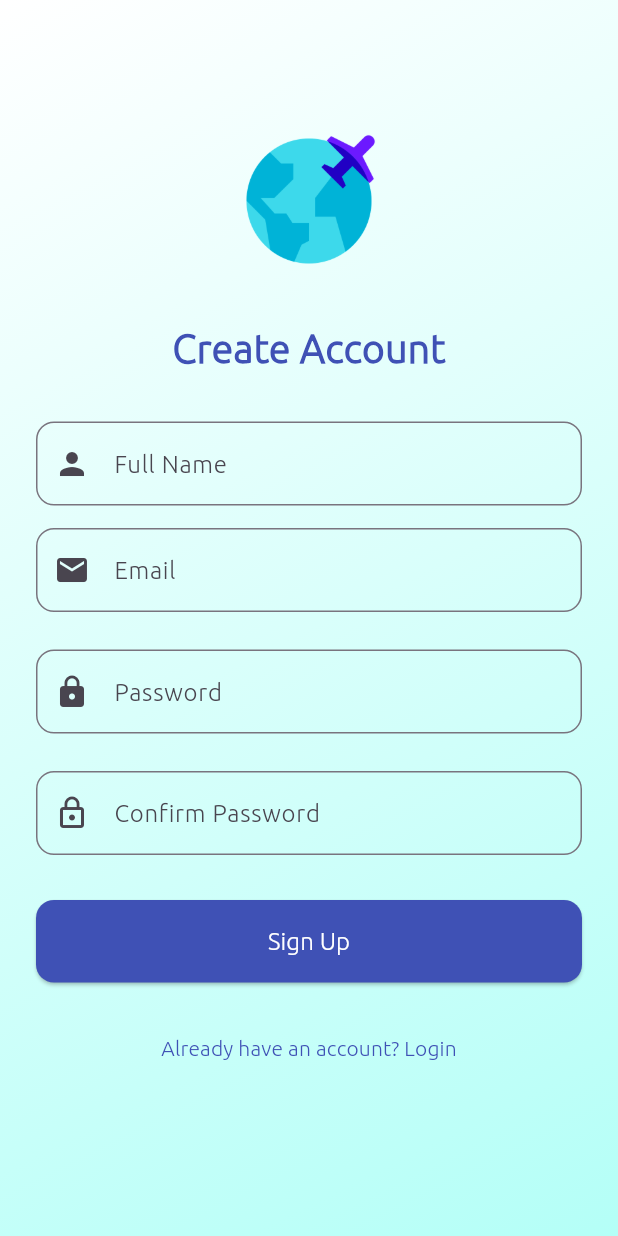
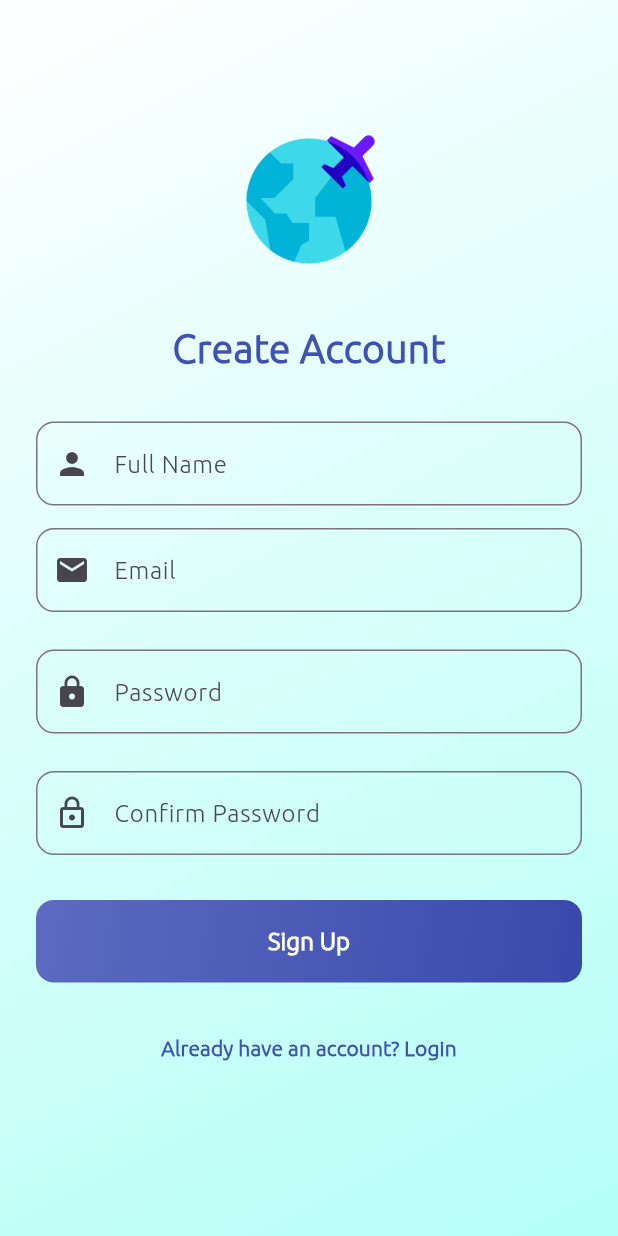
Before and after one commit to ayed43/events_flutter_frontend, a Flutter app: the screen it shows after launch, after a tap on "Login", after a tap on "Don't have an account? Sign up", on a phone screen of 412 x 824 dp. Run offline on Flutter 3.47's test engine with Material 3 defaults, Android fonts, the light colour scheme and no system bars; our stand-ins replace awesome_snackbar_content, bloc, conditional_builder_null_safety, dio, flutter_bloc, google_maps_flutter and 2 more; accounts and stored records are empty; network calls fail.

Commit message:
before onboarding screen

```diff
--- a/lib/auth/login/login_page.dart
+++ b/lib/auth/login/login_page.dart
@@ -168,16 +168,28 @@ class LoginPage extends StatelessWidget {
                             const SizedBox(height: 30),
                             SizedBox(
                               width: double.infinity,
-                              child:ElevatedButton(
+                              child: Container(
+                                decoration: BoxDecoration(
+                                  gradient: const LinearGradient(
+                                    colors: [
+                                      Color(0xE32E568E), // Indigo 400
+                                      Color(0xFF3949AB), // Indigo 600
+                                    ],
+                                    begin: Alignment.topLeft,
+                                    end: Alignment.bottomRight,
+                                  ),
+                                  borderRadius: BorderRadius.circular(12),
+                                ),
+                                child: ElevatedButton(
                                   onPressed: loginController.isLoading
                                       ? null
                                       : () {
-                                  FocusScope.of(context).unfocus();  // هذا يخفي الكيبورد
+                                    FocusScope.of(context).unfocus();
                                     _submitForm(context, loginController);
                                   },
                                   style: ElevatedButton.styleFrom(
-                                  backgroundColor: Colors.indigo,
-
+                                    backgroundColor: Colors.transparent,
+                                    shadowColor: Colors.transparent,
                                     padding: const EdgeInsets.symmetric(vertical: 16),
                                     shape: RoundedRectangleBorder(
                                       borderRadius: BorderRadius.circular(12),
@@ -189,22 +201,26 @@ class LoginPage extends StatelessWidget {
                                         ? const Text(
                                       'Logging in...',
                                       key: ValueKey('loadingText'),
+                                      style: TextStyle(color: Colors.white, fontSize: 16),
                                     )
                                         : const Text(
                                       'Login',
-                                    style: TextStyle(fontSize: 16,color: Colors.white),
                                       key: ValueKey('normalText'),
+                                      style: TextStyle(color: Colors.white, fontSize: 16,
+                                      fontWeight: FontWeight.bold
+                                      ),
+                                    ),
+                                  ),
                                 ),
                               ),
                             ),
 
-                            ),
                             const SizedBox(height: 20),
                             TextButton(
                               onPressed: () => _goToSignup(context),
                               child: const Text(
                                 "Don't have an account? Sign up",
-                                style: TextStyle(color: Colors.indigo),
+                                style: TextStyle(    fontWeight: FontWeight.bold,color: Colors.indigo),
                               ),
                             ),
                           ],
--- a/lib/auth/signup/signup_page.dart
+++ b/lib/auth/signup/signup_page.dart
@@ -149,12 +149,25 @@ class SignupPage extends StatelessWidget {
 
                               SizedBox(
                                 width: double.infinity,
+                                child: Container(
+                                  decoration: BoxDecoration(
+                                    gradient: const LinearGradient(
+                                      colors: [
+                                        Color(0xFF5C6BC0), // Indigo 400
+                                        Color(0xFF3949AB), // Indigo 600
+                                      ],
+                                      begin: Alignment.topLeft,
+                                      end: Alignment.bottomRight,
+                                    ),
+                                    borderRadius: BorderRadius.circular(12),
+                                  ),
                                   child: ElevatedButton(
                                     onPressed: signupController.isLoading
                                         ? null
                                         : () => _submitSignup(context, signupController),
                                     style: ElevatedButton.styleFrom(
-                                    backgroundColor: Colors.indigo,
+                                      backgroundColor: Colors.transparent,
+                                      shadowColor: Colors.transparent,
                                       padding: const EdgeInsets.symmetric(vertical: 16),
                                       shape: RoundedRectangleBorder(
                                         borderRadius: BorderRadius.circular(12),
@@ -166,21 +179,26 @@ class SignupPage extends StatelessWidget {
                                           ? const Text(
                                         'Please wait...',
                                         key: ValueKey('loadingText'),
+                                        style: TextStyle(fontSize: 16, color: Colors.white),
                                       )
                                           : const Text(
                                         'Sign Up',
-                                      style: TextStyle(fontSize: 16,color: Colors.white),
                                         key: ValueKey('normalText'),
+                                        style: TextStyle(
+                                            fontWeight: FontWeight.bold,
+                                            fontSize: 16, color: Colors.white),
                                       ),
                                     ),
                                   ),
                                 ),
+                              ),
+
                               const SizedBox(height: 20),
                               TextButton(
                                 onPressed: () => _goToLogin(context),
                                 child: const Text(
                                   'Already have an account? Login',
-                                  style: TextStyle(color: Colors.indigo),
+                                  style: TextStyle(   fontWeight: FontWeight.bold,color: Colors.indigo),
                                 ),
                               ),
                             ],
--- a/lib/models/cache_controller/cache_controller.dart
+++ b/lib/models/cache_controller/cache_controller.dart
@@ -1,12 +1,10 @@
-// cache_controller.dart
-
-
 import 'package:demo/services/remote/dio_helper.dart';
 import 'package:flutter/material.dart';
 import 'package:hive/hive.dart';
 import 'package:http/http.dart' as http;
 
 import '../../constants.dart';
+
 class CacheController with ChangeNotifier {
   late Box _authBox;
 
@@ -33,29 +31,31 @@ class CacheController with ChangeNotifier {
   bool get isLoggedIn => token != null;
 
   Future<void> logout() async {
-     final cache = CacheController();
-     final token = cache.token;
+    final currentToken = token;
 
-     final url = Uri.parse('${serverUrl}/api/logout');
-
+    // Attempt to logout from backend
+    final url = Uri.parse('$serverUrl/api/logout');
     try {
       final response = await http.post(
         url,
         headers: {
-           'Authorization': 'Bearer ${token}',
+          'Authorization': 'Bearer $currentToken',
           'Accept': 'application/json',
         },
       );
 
       if (response.statusCode == 200) {
         print('Logout successful: ${response.body}');
-
+        // Clear all user data from Hive
+        await _authBox.clear();
+        notifyListeners();
       } else {
         print('Logout failed: ${response.statusCode} - ${response.body}');
       }
     } catch (e) {
       print('Logout error: $e');
     }
-   }
+
 
   }
+}
--- a/pubspec.yaml
+++ b/pubspec.yaml
@@ -45,6 +45,7 @@ dependencies:
   flutter_bloc: ^9.1.1
   conditional_builder_null_safety: ^0.0.6
   intl: ^0.20.2
+  onboarding_screen: ^0.0.3
 
 dev_dependencies:
   flutter_test:
```
Also changed, not shown: pubspec.lock. Lines whose indentation alone changed are shown as unchanged.
